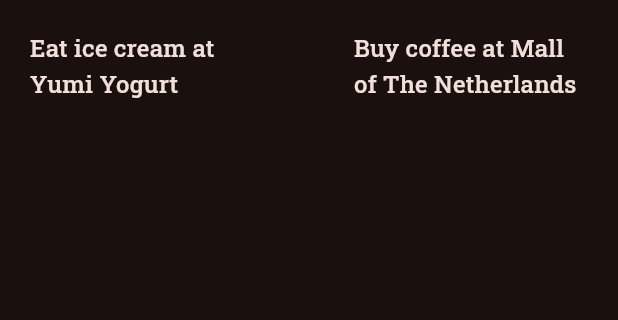
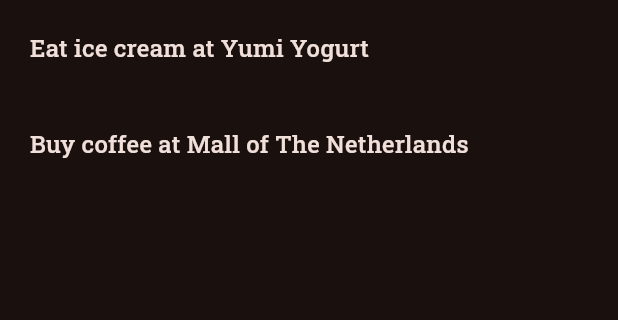
Before and after one commit to m5lk3n/wyatt, a Flutter app: the RemindersScreen screen opened by its route, on a phone screen of 412 x 824 dp, the part 84-404 px from its top. Run offline on Flutter 3.47's test engine with Material 3 defaults, Android fonts, the phone set to English and light mode, and no system bars; our stand-ins replace flutter_datetime_picker_plus, flutter_riverpod, flutter_secure_storage, geocoding, go_router, google_fonts and 4 more; missing offline and left inert: google_map_dynamic_key, restart_app; accounts and stored records are empty.

Commit message:
save progress, start adding a reminder

```diff
--- a/lib/app_routes.dart
+++ b/lib/app_routes.dart
@@ -1,6 +1,5 @@
 import 'package:go_router/go_router.dart';
 import 'package:flutter_riverpod/flutter_riverpod.dart';
-import 'package:wyatt/screens/location.dart';
 import 'package:wyatt/screens/reminders.dart';
 import 'package:wyatt/screens/settings.dart';
 import 'package:wyatt/screens/splash.dart';
@@ -11,7 +10,6 @@
   static const splash = '/splash';
   static const reminders = '/reminders';
   static const settings = '/settings';
-  static const location = '/location';
 
   GoRouter createRouter(WidgetRef ref) {
     return GoRouter(
@@ -33,10 +31,6 @@
           path: settings,
           builder: (context, state) => SettingsScreen(),
         ),
-        GoRoute(
-          path: location,
-          builder: (context, state) => LocationScreen(),
-        ),
       ],
     );
   }
--- a/lib/screens/reminders.dart
+++ b/lib/screens/reminders.dart
@@ -32,14 +32,8 @@
     );
 
     if (seedReminders.isNotEmpty) {
-      content = GridView.builder(
+      content = ListView.builder(
         itemCount: seedReminders.length,
-        gridDelegate: SliverGridDelegateWithFixedCrossAxisCount(
-          crossAxisCount: 2, // 2 columns horizontally
-          childAspectRatio: 3 / 2,
-          crossAxisSpacing: Common.space, // 20 pixels between columns
-          mainAxisSpacing: Common.space, // 20 pixels between rows
-        ),
         itemBuilder: (context, index) {
           return ReminderGridItem(reminder: seedReminders[index]);
         },
--- a/lib/screens/splash.dart
+++ b/lib/screens/splash.dart
@@ -67,7 +67,7 @@
         } else {
           log('else -> reminders', name: 'SplashScreen');
           ref.read(isKeyValidStateProvider.notifier).state = true;
-          context.go(AppRoutes.location); // TODO/FIXME: AppRoutes.reminders
+          context.go(AppRoutes.reminders);
         }
       }
     });
--- a/lib/widgets/appbar.dart
+++ b/lib/widgets/appbar.dart
@@ -5,12 +5,15 @@
 import 'package:go_router/go_router.dart';
 import 'package:wyatt/app_routes.dart';
 import 'package:wyatt/providers/key_provider.dart';
+import 'package:wyatt/screens/reminder.dart';
+import 'package:wyatt/screens/reminders.dart';
 import 'package:wyatt/screens/settings.dart';
 
 // ignore: must_be_immutable
 class WyattAppBar extends ConsumerWidget implements PreferredSizeWidget {
   final String title;
   bool isOnSettingsScreen = false;
+  bool isOnRemindersScreen = false;
   bool isSettingUp = false;
 
   WyattAppBar(
@@ -20,6 +23,7 @@
     super.key,
   }) {
     isOnSettingsScreen = context.widget is SettingsScreen;
+    isOnRemindersScreen = context.widget is RemindersScreen;
     if (isOnSettingsScreen) {
       final screen = context.widget as SettingsScreen;
       isSettingUp = screen.inSetupMode;
@@ -48,7 +52,17 @@
       backgroundColor: Colors.transparent,
       title: Text(title),
       actions: isKeyValid || isSettingUp
-          ? null
+          ? isOnRemindersScreen
+              ? <Widget>[
+                  IconButton(
+                    icon: Icon(Icons.add),
+                    onPressed: () {
+                      Navigator.of(context).push(MaterialPageRoute(
+                          builder: (context) => ReminderScreen()));
+                    },
+                  ),
+                ]
+              : null
           : <Widget>[
               // TODO: lightbulb icon to seed
               IconButton(
```
Also changed, not shown: lib/screens/reminder.dart (renamed from lib/screens/location.dart, +5 -5 lines), lib/widgets/drawer.dart (+6 -1 lines), 1 other file.
